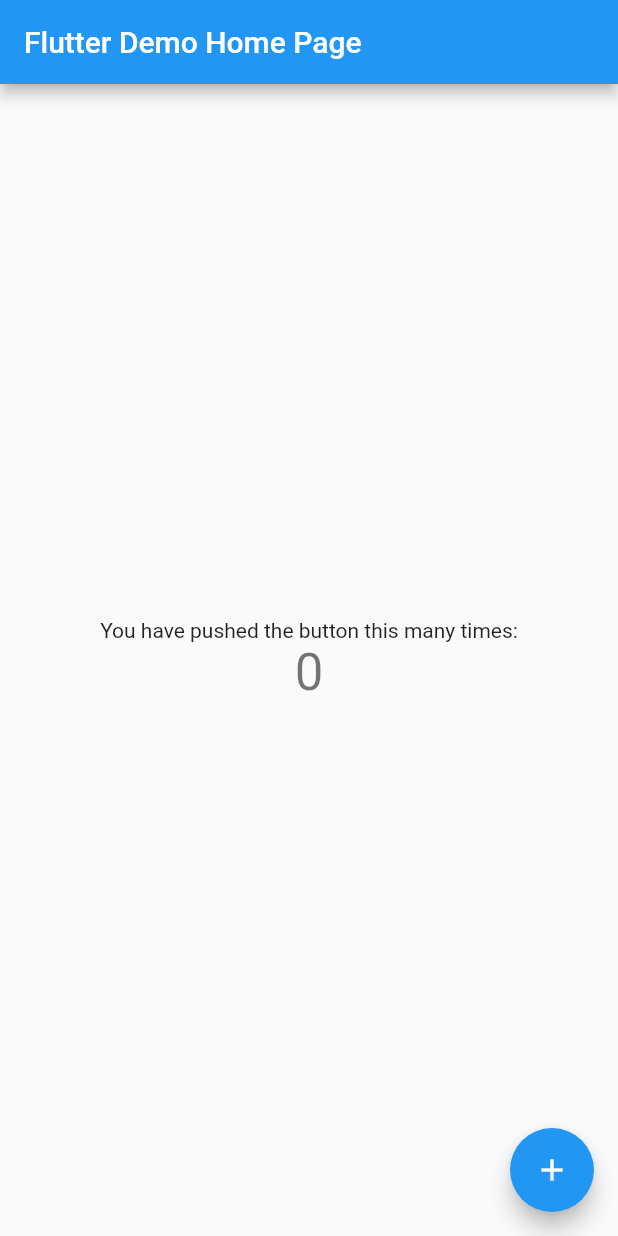
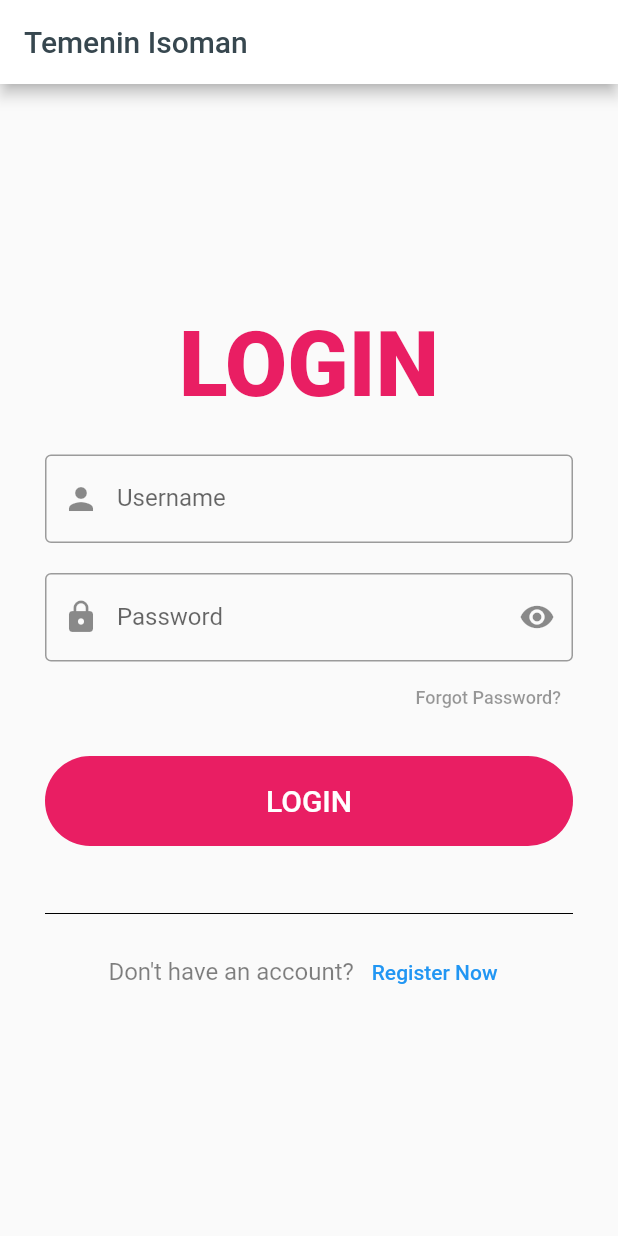
Before and after one commit to indramahaarta/temenin-isoman-mobileapp, a Flutter app: the screen it shows after launch, on a phone screen of 412 x 824 dp. Run offline on Flutter 3.47's test engine with Material 2 defaults, Android fonts, the phone set to English and light mode, and no system bars.

Commit message:
delete test and add dart file

```diff
--- a/lib/main.dart
+++ b/lib/main.dart
@@ -1,115 +1,19 @@
 import 'package:flutter/material.dart';
+import 'package:temenin_isoman_mobileapp/screens/login_screen.dart';
 
 void main() {
-  runApp(const MyApp());
+  runApp(TemeninIsomanApp());
 }
 
-class MyApp extends StatelessWidget {
-  const MyApp({Key? key}) : super(key: key);
-
-  // This widget is the root of your application.
+class TemeninIsomanApp extends StatelessWidget {
   @override
   Widget build(BuildContext context) {
     return MaterialApp(
-      title: 'Flutter Demo',
-      theme: ThemeData(
-        // This is the theme of your application.
-        //
-        // Try running your application with "flutter run". You'll see the
-        // application has a blue toolbar. Then, without quitting the app, try
-        // changing the primarySwatch below to Colors.green and then invoke
-        // "hot reload" (press "r" in the console where you ran "flutter run",
-        // or simply save your changes to "hot reload" in a Flutter IDE).
-        // Notice that the counter didn't reset back to zero; the application
-        // is not restarted.
-        primarySwatch: Colors.blue,
-      ),
-      home: const MyHomePage(title: 'Flutter Demo Home Page'),
+      debugShowCheckedModeBanner: false,
+      initialRoute: "/",
+      routes: {
+        "/": (context) => const LoginScreen(),
+      },
     );
   }
 }
-
-class MyHomePage extends StatefulWidget {
-  const MyHomePage({Key? key, required this.title}) : super(key: key);
-
-  // This widget is the home page of your application. It is stateful, meaning
-  // that it has a State object (defined below) that contains fields that affect
-  // how it looks.
-
-  // This class is the configuration for the state. It holds the values (in this
-  // case the title) provided by the parent (in this case the App widget) and
-  // used by the build method of the State. Fields in a Widget subclass are
-  // always marked "final".
-
-  final String title;
-
-  @override
-  State<MyHomePage> createState() => _MyHomePageState();
-}
-
-class _MyHomePageState extends State<MyHomePage> {
-  int _counter = 0;
-
-  void _incrementCounter() {
-    setState(() {
-      // This call to setState tells the Flutter framework that something has
-      // changed in this State, which causes it to rerun the build method below
-      // so that the display can reflect the updated values. If we changed
-      // _counter without calling setState(), then the build method would not be
-      // called again, and so nothing would appear to happen.
-      _counter++;
-    });
-  }
-
-  @override
-  Widget build(BuildContext context) {
-    // This method is rerun every time setState is called, for instance as done
-    // by the _incrementCounter method above.
-    //
-    // The Flutter framework has been optimized to make rerunning build methods
-    // fast, so that you can just rebuild anything that needs updating rather
-    // than having to individually change instances of widgets.
-    return Scaffold(
-      appBar: AppBar(
-        // Here we take the value from the MyHomePage object that was created by
-        // the App.build method, and use it to set our appbar title.
-        title: Text(widget.title),
-      ),
-      body: Center(
-        // Center is a layout widget. It takes a single child and positions it
-        // in the middle of the parent.
-        child: Column(
-          // Column is also a layout widget. It takes a list of children and
-          // arranges them vertically. By default, it sizes itself to fit its
-          // children horizontally, and tries to be as tall as its parent.
-          //
-          // Invoke "debug painting" (press "p" in the console, choose the
-          // "Toggle Debug Paint" action from the Flutter Inspector in Android
-          // Studio, or the "Toggle Debug Paint" command in Visual Studio Code)
-          // to see the wireframe for each widget.
-          //
-          // Column has various properties to control how it sizes itself and
-          // how it positions its children. Here we use mainAxisAlignment to
-          // center the children vertically; the main axis here is the vertical
-          // axis because Columns are vertical (the cross axis would be
-          // horizontal).
-          mainAxisAlignment: MainAxisAlignment.center,
-          children: <Widget>[
-            const Text(
-              'You have pushed the button this many times:',
-            ),
-            Text(
-              '$_counter',
-              style: Theme.of(context).textTheme.headline4,
-            ),
-          ],
-        ),
-      ),
-      floatingActionButton: FloatingActionButton(
-        onPressed: _incrementCounter,
-        tooltip: 'Increment',
-        child: const Icon(Icons.add),
-      ), // This trailing comma makes auto-formatting nicer for build methods.
-    );
-  }
-}
--- /dev/null
+++ b/lib/screens/login_screen.dart
@@ -0,0 +1,125 @@
+import 'package:flutter/material.dart';
+
+class LoginScreen extends StatelessWidget {
+  const LoginScreen({Key? key}) : super(key: key);
+
+  @override
+  Widget build(BuildContext context) {
+    return Scaffold(
+      appBar: AppBar(
+          backgroundColor: Colors.white,
+          title: Text(
+            'Temenin Isoman',
+            style: TextStyle(color: Colors.blueGrey.shade800),
+          )),
+      body: Padding(
+        padding: const EdgeInsets.all(30),
+        child: Center(
+          child: SingleChildScrollView(
+            child: Column(
+              children: [
+                Text('LOGIN',
+                    style: TextStyle(
+                      fontWeight: FontWeight.w900,
+                      fontSize: 60.0,
+                      color: Colors.pink,
+                    )),
+                SizedBox(
+                  height: 25,
+                ),
+                TextFormField(
+                  keyboardType: TextInputType.emailAddress,
+                  decoration: InputDecoration(
+                    labelText: 'Username',
+                    border: OutlineInputBorder(),
+                    prefixIcon: Icon(Icons.person),
+                  ),
+                ),
+                SizedBox(
+                  height: 20,
+                ),
+                TextFormField(
+                  keyboardType: TextInputType.visiblePassword,
+                  obscureText: true,
+                  decoration: const InputDecoration(
+                    labelText: 'Password',
+                    border: OutlineInputBorder(),
+                    prefixIcon: Icon(Icons.lock),
+                    suffixIcon: Icon(Icons.remove_red_eye),
+                  ),
+                ),
+                Row(
+                  mainAxisAlignment: MainAxisAlignment.end,
+                  children: [
+                    TextButton(
+                      onPressed: () {
+                        print('Forgotted Password!');
+                      },
+                      child: Text(
+                        'Forgot Password?',
+                        style: TextStyle(
+                          color: Colors.black.withOpacity(0.4),
+                          fontSize: 12.0,
+                        ),
+                      ),
+                    ),
+                  ],
+                ),
+                SizedBox(
+                  height: 15,
+                ),
+                Container(
+                  clipBehavior: Clip.antiAliasWithSaveLayer,
+                  width: double.infinity,
+                  height: 60,
+                  decoration: BoxDecoration(
+                    borderRadius: BorderRadius.circular(100),
+                  ),
+                  child: MaterialButton(
+                    onPressed: () => Navigator.pushNamed(context, '/wilayah'),
+                    color: Colors.pink,
+                    child: Text(
+                      'LOGIN',
+                      style: TextStyle(
+                        fontSize: 20,
+                        color: Colors.white,
+                      ),
+                    ),
+                  ),
+                ),
+                SizedBox(
+                  height: 30,
+                ),
+                Divider(
+                  color: Colors.black,
+                  height: 30,
+                ),
+                Row(
+                  mainAxisAlignment: MainAxisAlignment.center,
+                  children: [
+                    Text(
+                      '''Don't have an account? ''',
+                      style: TextStyle(
+                        color: Colors.black.withOpacity(0.5),
+                        fontSize: 16.0,
+                      ),
+                    ),
+                    TextButton(
+                      onPressed: () {
+                        print('Sign Up');
+                      },
+                      child: Text(
+                        'Register Now',
+                        style: TextStyle(color: Colors.blue),
+                      ),
+                    ),
+                  ],
+                ),
+              ],
+            ),
+          ),
+        ),
+      ),
+    );
+  }
+}
```
Also changed, not shown: 1 other file.
